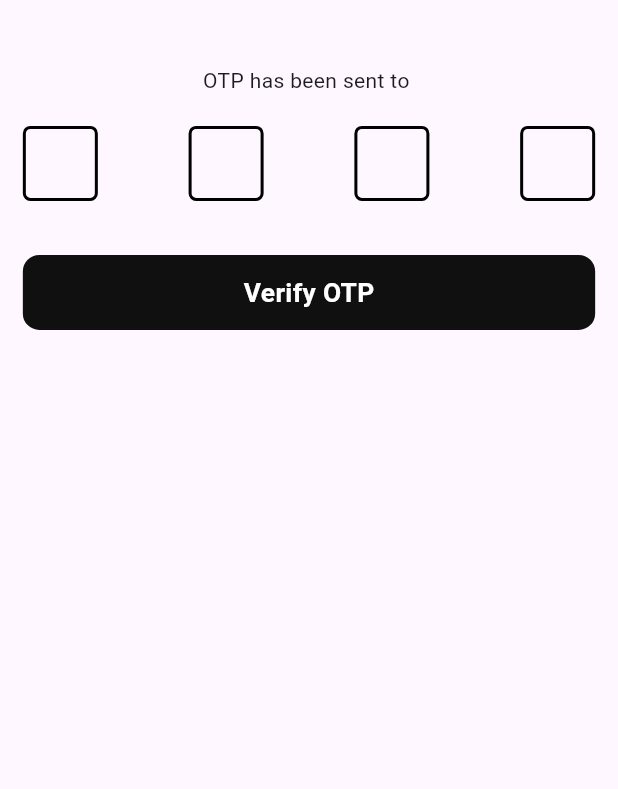
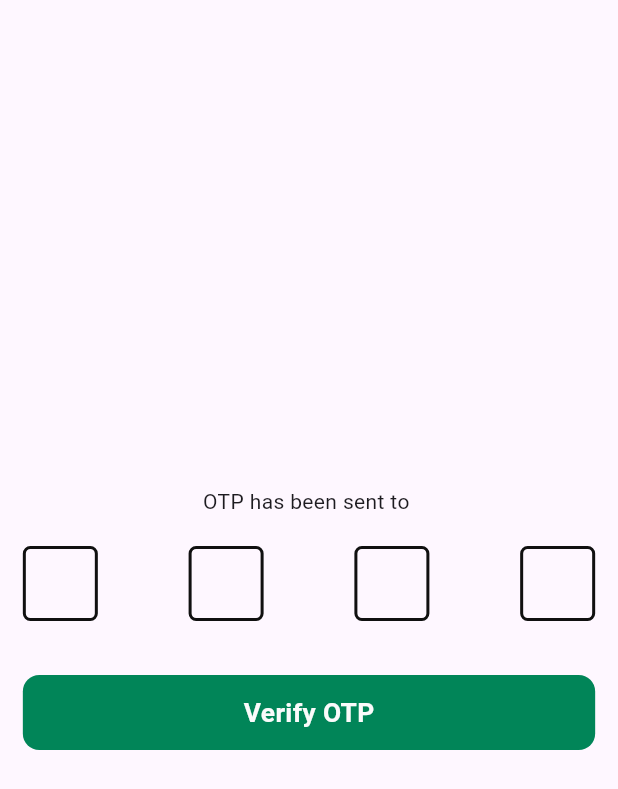
Before and after one commit to pahmiudahgede/rijig_mobile, a Flutter app: the VerifOtpScreen screen opened directly with empty values, on a phone screen of 412 x 824 dp. Shown: the top 789 px of the screen. Run offline on Flutter 3.47's test engine with Material 3 defaults, Android fonts, the phone set to English and light mode, and no system bars; drawn by our look-alikes of pin_code_fields; our stand-ins replace carousel_slider, concentric_transition, connectivity_plus, device_info_plus, flutter_dotenv, flutter_screenutil and 10 more; accounts and stored records are empty; network calls fail.

Commit message:
update: improve login and verif otp screen

```diff
--- a/lib/features/auth/presentation/screen/otp_screen.dart
+++ b/lib/features/auth/presentation/screen/otp_screen.dart
@@ -23,9 +23,12 @@ class VerifOtpScreenState extends State<VerifOtpScreen> {
     return Scaffold(
       body: Consumer<OtpViewModel>(
         builder: (context, viewModel, child) {
-          return Padding(
+          return SafeArea(
+            child: Center(
+              child: Padding(
                 padding: PaddingCustom().paddingHorizontalVertical(15, 40),
                 child: Column(
+                  mainAxisAlignment: MainAxisAlignment.center,
                   children: [
                     Text("OTP has been sent to ${widget.phoneNumber}"),
                     SizedBox(height: 20),
@@ -41,12 +44,12 @@ class VerifOtpScreenState extends State<VerifOtpScreen> {
                         borderRadius: BorderRadius.circular(5),
                         fieldHeight: 50,
                         fieldWidth: 50,
-                    activeFillColor: Colors.white,
-                    inactiveFillColor: Colors.white,
-                    selectedFillColor: Colors.white,
-                    activeColor: Colors.black,
-                    inactiveColor: Colors.black,
-                    selectedColor: Colors.blue,
+                        activeFillColor: whiteColor,
+                        inactiveFillColor: whiteColor,
+                        selectedFillColor: whiteColor,
+                        activeColor: blackNavyColor,
+                        inactiveColor: blackNavyColor,
+                        selectedColor: primaryColor,
                       ),
                       onChanged: (value) {},
                       onCompleted: (value) {},
@@ -55,9 +58,12 @@ class VerifOtpScreenState extends State<VerifOtpScreen> {
 
                     CardButtonOne(
                       textButton:
-                      viewModel.isLoading ? 'Verifying OTP...' : 'Verify OTP',
+                          viewModel.isLoading
+                              ? 'Verifying OTP...'
+                              : 'Verify OTP',
                       fontSized: 16,
-                  colorText: Colors.white,
+                      colorText: whiteColor,
+                      color: primaryColor,
                       borderRadius: 10,
                       horizontal: double.infinity,
                       vertical: 50,
@@ -79,9 +85,11 @@ class VerifOtpScreenState extends State<VerifOtpScreen> {
                     if (viewModel.errorMessage != null)
                       Text(
                         viewModel.errorMessage!,
-                    style: TextStyle(color: Colors.red),
+                        style: TextStyle(color: redColor),
                       ),
                   ],
+                ),
+              ),
             ),
           );
         },
```
Also changed, not shown: lib/features/auth/presentation/screen/login_screen.dart (+37 -6 lines). Lines whose indentation alone changed are shown as unchanged.
